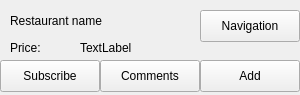
This is deliciousClient/RestaurantInfoForm.ui in gaoxiaojun/delicacymap as Qt 5 draws it before an edit. The edited form follows.
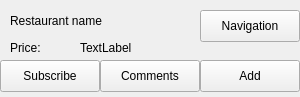
This is the edited form.

Diff of the .ui file:
```diff
--- a/deliciousClient/RestaurantInfoForm.ui
+++ b/deliciousClient/RestaurantInfoForm.ui
@@ -7,7 +7,7 @@
     <x>0</x>
     <y>0</y>
     <width>300</width>
-    <height>95</height>
+    <height>97</height>
    </rect>
   </property>
   <property name="contextMenuPolicy">
```
Left out of the diff: 8 changed lines with no effect on the pictures.
